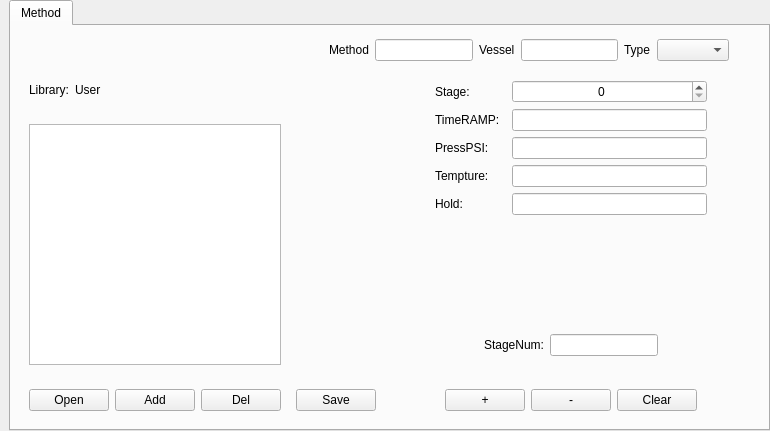
First picture: the form in tank/qeditform.ui, repository photonlili/Tank, before the edit.
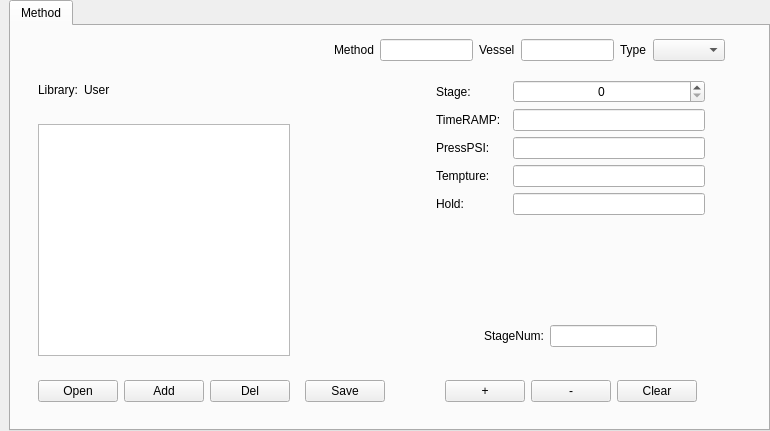
Second picture: the form after the edit. Custom widgets are drawn as their Qt base class.

What changed in the file:
```diff
--- a/tank/qeditform.ui
+++ b/tank/qeditform.ui
@@ -57,24 +57,45 @@
        <string>Method</string>
       </attribute>
       <layout class="QGridLayout" name="gridLayout">
-       <item row="3" column="1">
-        <widget class="QWidget" name="widget_2" native="true">
-         <layout class="QHBoxLayout" name="horizontalLayout_3">
+       <item row="0" column="0">
+        <widget class="QWidget" name="widgetEdit" native="true">
+         <layout class="QGridLayout" name="gridLayout_3">
+          <property name="topMargin">
+           <number>0</number>
+          </property>
+          <item row="0" column="1" colspan="2">
+           <widget class="QWidget" name="widget_9" native="true">
+            <layout class="QHBoxLayout" name="horizontalLayout_10">
+             <property name="leftMargin">
+              <number>4</number>
+             </property>
+             <property name="topMargin">
+              <number>0</number>
+             </property>
+             <property name="rightMargin">
+              <number>0</number>
+             </property>
+             <property name="bottomMargin">
+              <number>0</number>
+             </property>
           <item>
-           <widget class="QCPushButton" name="btn_open">
-            <property name="text">
-             <string>Open</string>
-            </property>
-           </widget>
+              <spacer name="horizontalSpacer_5">
+               <property name="orientation">
+                <enum>Qt::Horizontal</enum>
+               </property>
+               <property name="sizeType">
+                <enum>QSizePolicy::Preferred</enum>
+               </property>
+               <property name="sizeHint" stdset="0">
+                <size>
+                 <width>40</width>
+                 <height>20</height>
+                </size>
+               </property>
+              </spacer>
           </item>
           <item>
-           <widget class="QCPushButton" name="pushButton_method_add">
-            <property name="sizePolicy">
-             <sizepolicy hsizetype="Minimum" vsizetype="Fixed">
-              <horstretch>0</horstretch>
-              <verstretch>0</verstretch>
-             </sizepolicy>
-            </property>
+              <widget class="QLabel" name="label_4">
             <property name="minimumSize">
              <size>
               <width>0</width>
@@ -82,36 +103,53 @@
              </size>
             </property>
             <property name="text">
-             <string>Add</string>
+                <string>Method</string>
             </property>
            </widget>
           </item>
           <item>
-           <widget class="QCPushButton" name="pushButton_method_del">
-            <property name="minimumSize">
-             <size>
-              <width>0</width>
-              <height>0</height>
-             </size>
-            </property>
+              <widget class="QLineEdit" name="lineEdit_methodname"/>
+             </item>
+             <item>
+              <widget class="QLabel" name="label_12">
             <property name="text">
-             <string>Del</string>
+                <string>Vessel</string>
             </property>
            </widget>
           </item>
-         </layout>
-        </widget>
-       </item>
-       <item row="2" column="1">
-        <widget class="QWidget" name="widget_3" native="true">
-         <layout class="QHBoxLayout" name="horizontalLayout">
+             <item>
+              <widget class="QLineEdit" name="le_vessel"/>
+             </item>
+             <item>
+              <widget class="QLabel" name="lbTypeBuddy">
+               <property name="text">
+                <string>Type</string>
+               </property>
+              </widget>
+             </item>
           <item>
-           <widget class="QMethodWidget" name="tableView_method"/>
-          </item>
+              <widget class="QComboBox" name="comboBox_method_type"/>
+             </item>
+             <item>
+              <spacer name="horizontalSpacer_7">
+               <property name="orientation">
+                <enum>Qt::Horizontal</enum>
+               </property>
+               <property name="sizeType">
+                <enum>QSizePolicy::Expanding</enum>
+               </property>
+               <property name="sizeHint" stdset="0">
+                <size>
+                 <width>40</width>
+                 <height>30</height>
+                </size>
+               </property>
+              </spacer>
+             </item>
          </layout>
         </widget>
        </item>
-       <item row="1" column="1">
+          <item row="1" column="0">
         <widget class="QWidget" name="widget_4" native="true">
          <layout class="QHBoxLayout" name="horizontalLayout_2">
           <item>
@@ -144,85 +182,7 @@
          </layout>
         </widget>
        </item>
-       <item row="3" column="3">
-        <widget class="QWidget" name="widget_18" native="true">
-         <layout class="QHBoxLayout" name="horizontalLayout_14">
-          <item>
-           <spacer name="horizontalSpacer_2">
-            <property name="orientation">
-             <enum>Qt::Horizontal</enum>
-            </property>
-            <property name="sizeHint" stdset="0">
-             <size>
-              <width>40</width>
-              <height>20</height>
-             </size>
-            </property>
-           </spacer>
-          </item>
-          <item>
-           <widget class="QCPushButton" name="btn_stage_add">
-            <property name="sizePolicy">
-             <sizepolicy hsizetype="Minimum" vsizetype="Fixed">
-              <horstretch>0</horstretch>
-              <verstretch>0</verstretch>
-             </sizepolicy>
-            </property>
-            <property name="text">
-             <string>+</string>
-            </property>
-           </widget>
-          </item>
-          <item>
-           <widget class="QCPushButton" name="btn_stage_del">
-            <property name="minimumSize">
-             <size>
-              <width>0</width>
-              <height>0</height>
-             </size>
-            </property>
-            <property name="text">
-             <string>-</string>
-            </property>
-           </widget>
-          </item>
-          <item>
-           <widget class="QCPushButton" name="btn_stage_clear">
-            <property name="text">
-             <string>Clear</string>
-            </property>
-           </widget>
-          </item>
-          <item>
-           <spacer name="horizontalSpacer_3">
-            <property name="orientation">
-             <enum>Qt::Horizontal</enum>
-            </property>
-            <property name="sizeHint" stdset="0">
-             <size>
-              <width>40</width>
-              <height>20</height>
-             </size>
-            </property>
-           </spacer>
-          </item>
-         </layout>
-        </widget>
-       </item>
-       <item row="3" column="2">
-        <widget class="QCPushButton" name="pushButton_method_save">
-         <property name="minimumSize">
-          <size>
-           <width>0</width>
-           <height>0</height>
-          </size>
-         </property>
-         <property name="text">
-          <string>Save</string>
-         </property>
-        </widget>
-       </item>
-       <item row="1" column="3" rowspan="2">
+          <item row="1" column="2" rowspan="2">
         <widget class="QWidget" name="widget" native="true">
          <property name="minimumSize">
           <size>
@@ -398,39 +358,62 @@
          </layout>
         </widget>
        </item>
-       <item row="0" column="2" colspan="2">
-        <widget class="QWidget" name="widget_9" native="true">
-         <layout class="QHBoxLayout" name="horizontalLayout_10">
-          <property name="leftMargin">
-           <number>4</number>
-          </property>
-          <property name="topMargin">
-           <number>0</number>
-          </property>
-          <property name="rightMargin">
-           <number>0</number>
-          </property>
-          <property name="bottomMargin">
-           <number>0</number>
-          </property>
+          <item row="2" column="0">
+           <widget class="QWidget" name="widget_3" native="true">
+            <layout class="QHBoxLayout" name="horizontalLayout">
+             <item>
+              <widget class="QMethodWidget" name="tableView_method"/>
+             </item>
+            </layout>
+           </widget>
+          </item>
+          <item row="3" column="0">
+           <widget class="QWidget" name="widget_2" native="true">
+            <layout class="QHBoxLayout" name="horizontalLayout_3">
+             <item>
+              <widget class="QCPushButton" name="btn_open">
+               <property name="text">
+                <string>Open</string>
+               </property>
+              </widget>
+             </item>
+             <item>
+              <widget class="QCPushButton" name="pushButton_method_add">
+               <property name="sizePolicy">
+                <sizepolicy hsizetype="Minimum" vsizetype="Fixed">
+                 <horstretch>0</horstretch>
+                 <verstretch>0</verstretch>
+                </sizepolicy>
+               </property>
+               <property name="minimumSize">
+                <size>
+                 <width>0</width>
+                 <height>0</height>
+                </size>
+               </property>
+               <property name="text">
+                <string>Add</string>
+               </property>
+              </widget>
+             </item>
           <item>
-           <spacer name="horizontalSpacer_5">
-            <property name="orientation">
-             <enum>Qt::Horizontal</enum>
-            </property>
-            <property name="sizeType">
-             <enum>QSizePolicy::Preferred</enum>
-            </property>
-            <property name="sizeHint" stdset="0">
+              <widget class="QCPushButton" name="pushButton_method_del">
+               <property name="minimumSize">
              <size>
-              <width>40</width>
-              <height>20</height>
-             </size>
-            </property>
-           </spacer>
-          </item>
-          <item>
-           <widget class="QLabel" name="label_4">
+                 <width>0</width>
+                 <height>0</height>
+                </size>
+               </property>
+               <property name="text">
+                <string>Del</string>
+               </property>
+              </widget>
+             </item>
+            </layout>
+           </widget>
+          </item>
+          <item row="3" column="1">
+           <widget class="QCPushButton" name="pushButton_method_save">
             <property name="minimumSize">
              <size>
               <width>0</width>
@@ -438,48 +421,74 @@
              </size>
             </property>
             <property name="text">
-             <string>Method</string>
+             <string>Save</string>
             </property>
            </widget>
           </item>
+          <item row="3" column="2">
+           <widget class="QWidget" name="widget_18" native="true">
+            <layout class="QHBoxLayout" name="horizontalLayout_14">
           <item>
-           <widget class="QLineEdit" name="lineEdit_methodname"/>
+              <spacer name="horizontalSpacer_2">
+               <property name="orientation">
+                <enum>Qt::Horizontal</enum>
+               </property>
+               <property name="sizeHint" stdset="0">
+                <size>
+                 <width>40</width>
+                 <height>20</height>
+                </size>
+               </property>
+              </spacer>
           </item>
           <item>
-           <widget class="QLabel" name="label_12">
+              <widget class="QCPushButton" name="btn_stage_add">
+               <property name="sizePolicy">
+                <sizepolicy hsizetype="Minimum" vsizetype="Fixed">
+                 <horstretch>0</horstretch>
+                 <verstretch>0</verstretch>
+                </sizepolicy>
+               </property>
             <property name="text">
-             <string>Vessel</string>
+                <string>+</string>
             </property>
            </widget>
           </item>
           <item>
-           <widget class="QLineEdit" name="le_vessel"/>
+              <widget class="QCPushButton" name="btn_stage_del">
+               <property name="minimumSize">
+                <size>
+                 <width>0</width>
+                 <height>0</height>
+                </size>
+               </property>
+               <property name="text">
+                <string>-</string>
+               </property>
+              </widget>
           </item>
           <item>
-           <widget class="QLabel" name="lbTypeBuddy">
+              <widget class="QCPushButton" name="btn_stage_clear">
             <property name="text">
-             <string>Type</string>
+                <string>Clear</string>
             </property>
            </widget>
           </item>
           <item>
-           <widget class="QComboBox" name="comboBox_method_type"/>
-          </item>
-          <item>
-           <spacer name="horizontalSpacer_7">
+              <spacer name="horizontalSpacer_3">
             <property name="orientation">
              <enum>Qt::Horizontal</enum>
             </property>
-            <property name="sizeType">
-             <enum>QSizePolicy::Expanding</enum>
-            </property>
             <property name="sizeHint" stdset="0">
              <size>
               <width>40</width>
-              <height>30</height>
+                 <height>20</height>
              </size>
             </property>
            </spacer>
+             </item>
+            </layout>
+           </widget>
           </item>
          </layout>
         </widget>
```
Lines whose indentation alone changed are shown as unchanged.
